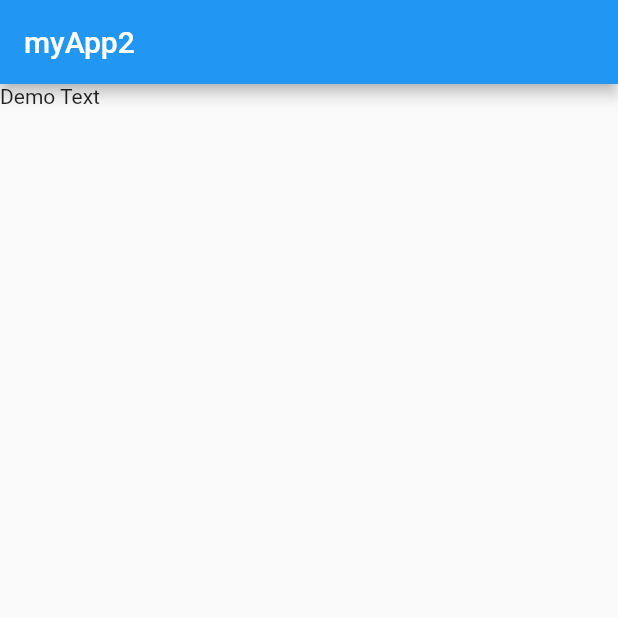
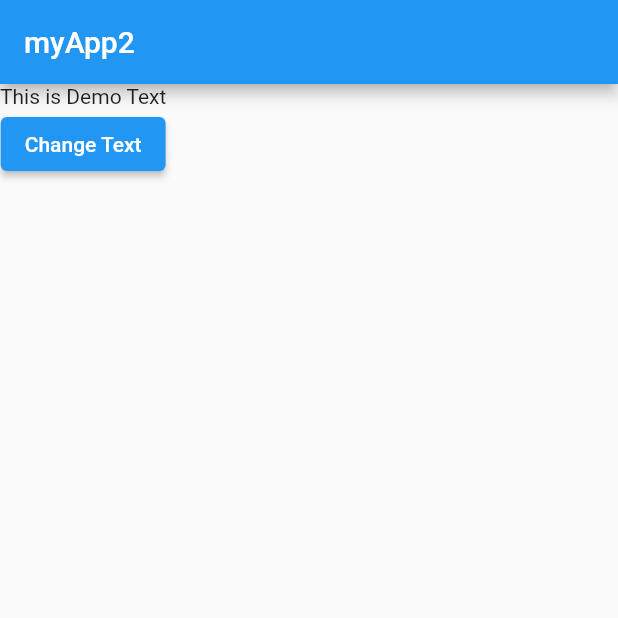
Before and after one commit to ExcViral/flutter_assignment_1, a Flutter app: the screen it shows after launch, on a phone screen of 412 x 824 dp, the top half of it. Run offline on Flutter 3.47's test engine with Material 2 defaults, Android fonts, the phone set to English and light mode, and no system bars.

Commit message:
Added a button that changes the demo text on display
Initially the root widget was a stateless widget, so first we converted the root widget to a stateful widget, then added a variable to store the text, and then added button, which when pressed calls setState function to change the text on display.

```diff
--- a/lib/main.dart
+++ b/lib/main.dart
@@ -7,7 +7,16 @@ import 'package:flutter/material.dart';
 
 void main() => runApp(App());
 
-class App extends StatelessWidget {
+class App extends StatefulWidget {
+  @override
+  State<StatefulWidget> createState() {
+    return _AppState();
+  }
+}
+
+class _AppState extends State<App> {
+  var demoText = 'This is Demo Text';
+
   @override
   Widget build(BuildContext context) {
     return MaterialApp(
@@ -16,7 +25,18 @@ class App extends StatelessWidget {
           title: Text('myApp2'),
         ),
         body: Container(
-          child: Text('Demo Text'),
+          child: Column(
+            children: [
+              Text(demoText),
+              ElevatedButton(
+                  onPressed: () {
+                    setState(() {
+                      demoText = 'Demo Text Changed!!!';
+                    });
+                  },
+                  child: Text('Change Text'))
+            ],
+          ),
         ),
       ),
     );
```
